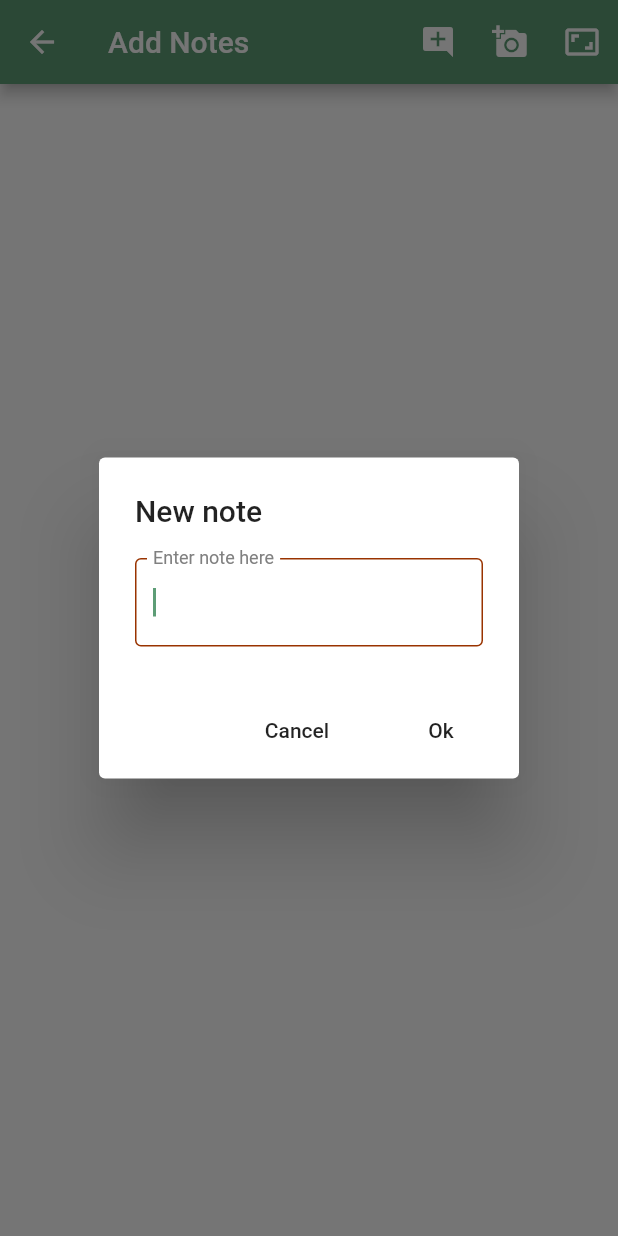
After one commit to geopaparazzi/smash, a Flutter app: the AddNotePage screen opened directly, after a tap on the "add comment" icon, on a phone screen of 412 x 824 dp. The commit adds this screen. Run offline on Flutter 3.47's test engine with Material 2 defaults, Android fonts, the phone set to English and light mode, and no system bars; our stand-ins replace file_picker, flutter_map, geolocator, latlong, shared_preferences, sqflite; missing offline and left inert: animated_floatactionbuttons, flutter_map_marker_cluster, location_permissions, path_provider_ex; accounts and stored records are empty; project files that could hold a hidden picture were left out.

Commit message:
adding notes begins

```diff
--- a/lib/eu/geopaparazzi/library/utils/preferences.dart
+++ b/lib/eu/geopaparazzi/library/utils/preferences.dart
@@ -37,6 +37,18 @@ class GpPreferences {
     _preferences.setString(key, value);
   }
 
+  Future<bool> getBoolean(String key, [bool defaultValue]) async {
+    await checkPreferences();
+    bool prefValue = _preferences.getBool(key);
+    if (prefValue == null) return defaultValue;
+    return prefValue;
+  }
+
+  setBoolean(String key, bool value) async {
+    await checkPreferences();
+    _preferences.setBool(key, value);
+  }
+
   /// Return last saved position as [lon, lat, zoom] or null.
   Future<List<dynamic>> getLastPosition() async {
     await checkPreferences();
--- /dev/null
+++ b/lib/eu/hydrologis/geopaparazzi/widgets/notes_ui.dart
@@ -0,0 +1,100 @@
+/*
+ * Copyright (c) 2019. Antonello Andrea (www.hydrologis.com). All rights reserved.
+ * Use of this source code is governed by a GPL3 license that can be
+ * found in the LICENSE file.
+ */
+
+import 'package:animated_floatactionbuttons/animated_floatactionbuttons.dart';
+import 'package:file_picker/file_picker.dart';
+import 'package:flutter/material.dart';
+import 'package:flutter_map/flutter_map.dart';
+import 'package:geolocator/geolocator.dart';
+import 'package:geopaparazzi_light/eu/geopaparazzi/library/gps/gps.dart';
+import 'package:geopaparazzi_light/eu/geopaparazzi/library/database/notes.dart';
+import 'package:geopaparazzi_light/eu/geopaparazzi/library/models/models.dart';
+import 'package:geopaparazzi_light/eu/geopaparazzi/library/utils/colors.dart';
+import 'package:geopaparazzi_light/eu/geopaparazzi/library/utils/dialogs.dart';
+import 'package:geopaparazzi_light/eu/geopaparazzi/library/utils/preferences.dart';
+import 'package:latlong/latlong.dart';
+import 'package:flutter_map_marker_cluster/flutter_map_marker_cluster.dart';
+
+class AddNotePage extends StatefulWidget {
+  @override
+  State<StatefulWidget> createState() => AddNotePageState();
+}
+
+class AddNotePageState extends State<AddNotePage> {
+  final KEYNOTEDOGPS = 'KEY_NOTE_DOGPS';
+
+  @override
+  void initState() {
+    super.initState();
+  }
+
+  @override
+  Widget build(BuildContext context) {
+    return new Scaffold(
+      appBar: new AppBar(
+        title: Text("Add Notes"),
+        actions: <Widget>[
+          IconButton(
+            onPressed: () async {
+              bool doInGps = await GpPreferences().getBoolean(KEYNOTEDOGPS, false);
+              int ts = DateTime.now().millisecondsSinceEpoch;
+              Position pos;
+              double lon;
+              double lat;
+              if (doInGps) {
+                pos = GpsHandler().lastPosition;
+              } else {
+                lon = gpProjectModel.lastCenterLon;
+                lat = gpProjectModel.lastCenterLat;
+              }
+              showInputDialog(context, "New note", "Enter note here")
+                  .then((noteString) {
+                if (noteString != null && noteString.trim().length > 0) {
+                  // TODO insert note
+
+                  gpProjectModel.getDatabase().then((db) {
+                    Note note = Note()
+                      ..text = noteString
+                      ..description = "POI"
+                      ..timeStamp = ts
+                      ..lon = pos != null ? pos.longitude : lon
+                      ..lat = pos != null ? pos.latitude : lat
+                      ..altim = pos != null ? pos.altitude : -1;
+                    addNote(db, note);
+                  });
+                }
+              });
+            },
+            icon: Icon(Icons.add_comment),
+            tooltip: "Add simple note",
+          ),
+          IconButton(
+            onPressed: () async {},
+            icon: Icon(Icons.add_a_photo),
+            tooltip: "Add simple picture",
+          ),
+          IconButton(
+            onPressed: () async {},
+            icon: Icon(Icons.aspect_ratio),
+            tooltip: "Layout Settings",
+          ),
+        ],
+      ),
+      body: Center(
+        child: Column(
+          children: <Widget>[
+//            Row(
+//              children: <Widget>[
+//                Text("map center"),
+//                Switch(value: _doInGps, onChanged: null)
+//              ],
+//            ),
+          ],
+        ),
+      ),
+    );
+  }
+}
```
Also changed, not shown: lib/eu/geopaparazzi/library/database/notes.dart (+41 -4 lines), lib/eu/geopaparazzi/library/gps/gps.dart (+9 -1 lines), lib/eu/geopaparazzi/library/maps/map.dart (+7 -3 lines), lib/eu/geopaparazzi/library/utils/dialogs.dart (added, +230 -0 lines), lib/eu/hydrologis/geopaparazzi/widgets/dashboard.dart (+36 -6 lines).
